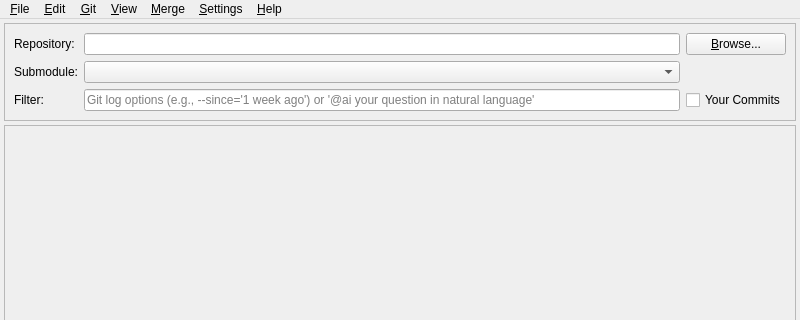
Before: the Qt Designer form qgitc/mainwindow.ui in timxx/qgitc, drawn with Qt 5; both pictures show x 0 to 800 and y 0 to 320 of the 800 by 600 pixel window.
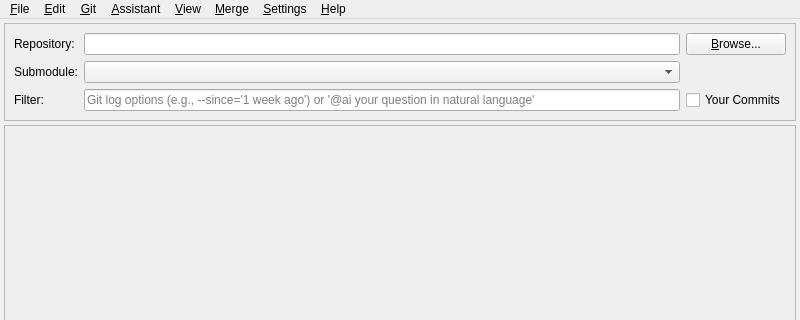
After: the same form once the commit is applied. Icons and pictures are not drawn. Custom widgets are drawn as their Qt base class.

Commit message: Add Assistant menu with AI Assistant and Code Review actions

The edit to the form file:
```diff
--- a/qgitc/mainwindow.ui
+++ b/qgitc/mainwindow.ui
@@ -197,9 +197,17 @@
     </property>
     <addaction name="acCommit"/>
    </widget>
+   <widget class="QMenu" name="menu_Assistant">
+    <property name="title">
+     <string>&amp;Assistant</string>
+    </property>
+    <addaction name="acShowAIAssistant"/>
+    <addaction name="acCodeReview"/>
+   </widget>
    <addaction name="menuFile"/>
    <addaction name="menu_Edit"/>
    <addaction name="menu_Git"/>
+   <addaction name="menu_Assistant"/>
    <addaction name="menu_View"/>
    <addaction name="menu_Merge"/>
    <addaction name="menu_Settings"/>
```
Left out of the diff: 10 changed lines with no effect on the pictures. The commit also changes 3 other files.
